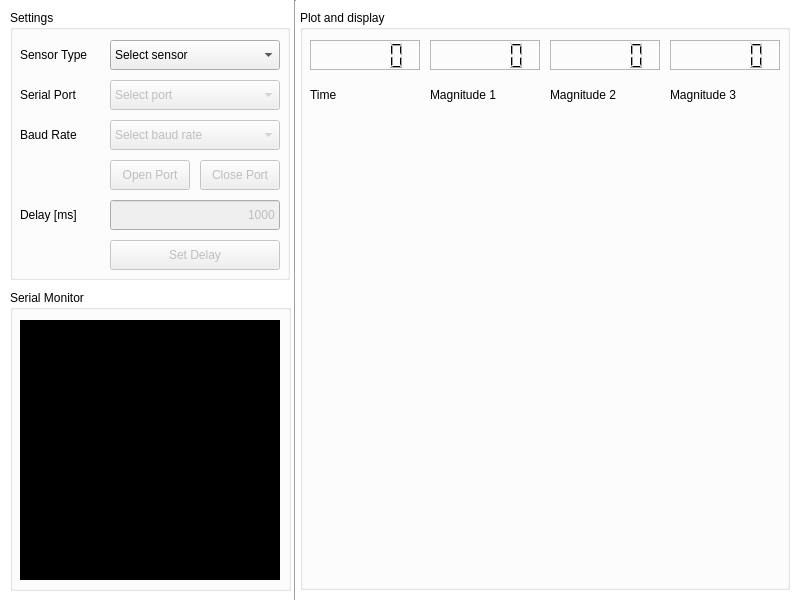
This is ArduinoSerialMonitor/asm_gui.ui in zodiacfireworks/arduino-serial-monitor as Qt 5 draws it before an edit. The edited form follows.
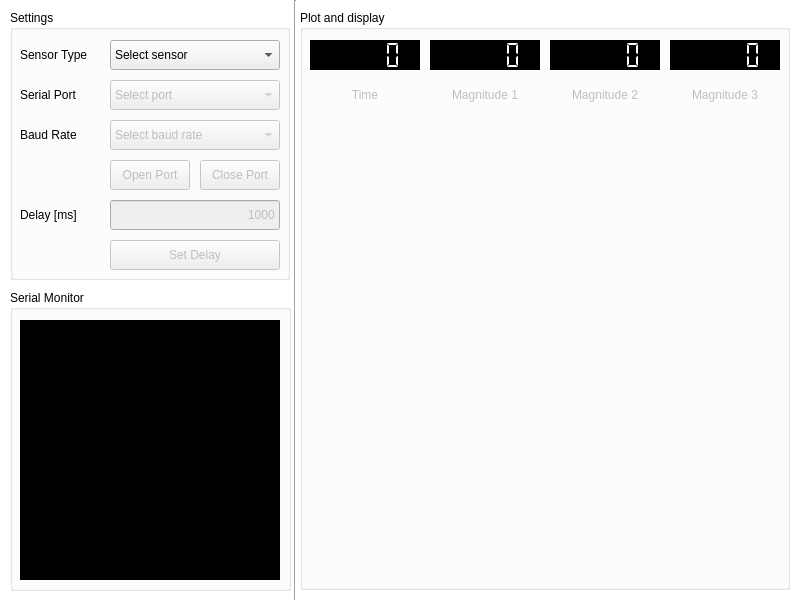
This is the edited form.

```diff
--- a/ArduinoSerialMonitor/asm_gui.ui
+++ b/ArduinoSerialMonitor/asm_gui.ui
@@ -24,7 +24,10 @@
   </property>
   <property name="font">
    <font>
+    <family>Roboto</family>
     <pointsize>10</pointsize>
+    <weight>75</weight>
+    <bold>true</bold>
    </font>
   </property>
   <property name="cursor">
@@ -394,6 +397,9 @@
      </layout>
     </widget>
     <widget class="QLCDNumber" name="LDCTime">
+     <property name="enabled">
+      <bool>false</bool>
+     </property>
      <property name="geometry">
       <rect>
        <x>10</x>
@@ -405,23 +411,35 @@
      <property name="autoFillBackground">
       <bool>false</bool>
      </property>
+     <property name="styleSheet">
+      <string notr="true">QLCDNumber {
+	background-color: #000000;
+	color: #FFFFFF;
+}</string>
+     </property>
      <property name="frameShape">
-      <enum>QFrame::StyledPanel</enum>
+      <enum>QFrame::NoFrame</enum>
      </property>
      <property name="frameShadow">
-      <enum>QFrame::Sunken</enum>
+      <enum>QFrame::Plain</enum>
      </property>
      <property name="lineWidth">
-      <number>1</number>
+      <number>0</number>
      </property>
      <property name="smallDecimalPoint">
-      <bool>true</bool>
+      <bool>false</bool>
+     </property>
+     <property name="segmentStyle">
+      <enum>QLCDNumber::Flat</enum>
      </property>
      <property name="value" stdset="0">
       <double>0.000000000000000</double>
      </property>
     </widget>
     <widget class="QLabel" name="LBLTime">
+     <property name="enabled">
+      <bool>false</bool>
+     </property>
      <property name="geometry">
       <rect>
        <x>10</x>
@@ -433,8 +451,14 @@
      <property name="text">
       <string>Time</string>
      </property>
+     <property name="alignment">
+      <set>Qt::AlignCenter</set>
+     </property>
     </widget>
     <widget class="QLCDNumber" name="LCDMagnitude1">
+     <property name="enabled">
+      <bool>false</bool>
+     </property>
      <property name="geometry">
       <rect>
        <x>130</x>
@@ -446,20 +470,32 @@
      <property name="autoFillBackground">
       <bool>false</bool>
      </property>
+     <property name="styleSheet">
+      <string notr="true">QLCDNumber {
+	background-color: #000000;
+	color: #FFFFFF;
+}</string>
+     </property>
      <property name="frameShape">
-      <enum>QFrame::StyledPanel</enum>
+      <enum>QFrame::NoFrame</enum>
      </property>
      <property name="frameShadow">
-      <enum>QFrame::Sunken</enum>
+      <enum>QFrame::Plain</enum>
      </property>
      <property name="lineWidth">
-      <number>1</number>
+      <number>0</number>
      </property>
      <property name="smallDecimalPoint">
-      <bool>true</bool>
+      <bool>false</bool>
+     </property>
+     <property name="segmentStyle">
+      <enum>QLCDNumber::Flat</enum>
      </property>
     </widget>
     <widget class="QLabel" name="LBLMagnitude1">
+     <property name="enabled">
+      <bool>false</bool>
+     </property>
      <property name="geometry">
       <rect>
        <x>130</x>
@@ -471,8 +507,14 @@
      <property name="text">
       <string>Magnitude 1</string>
      </property>
+     <property name="alignment">
+      <set>Qt::AlignCenter</set>
+     </property>
     </widget>
     <widget class="QLCDNumber" name="LCDMagnitude2">
+     <property name="enabled">
+      <bool>false</bool>
+     </property>
      <property name="geometry">
       <rect>
        <x>250</x>
@@ -484,20 +526,32 @@
      <property name="autoFillBackground">
       <bool>false</bool>
      </property>
+     <property name="styleSheet">
+      <string notr="true">QLCDNumber {
+	background-color: #000000;
+	color: #FFFFFF;
+}</string>
+     </property>
      <property name="frameShape">
-      <enum>QFrame::StyledPanel</enum>
+      <enum>QFrame::NoFrame</enum>
      </property>
      <property name="frameShadow">
-      <enum>QFrame::Sunken</enum>
+      <enum>QFrame::Plain</enum>
      </property>
      <property name="lineWidth">
-      <number>1</number>
+      <number>0</number>
      </property>
      <property name="smallDecimalPoint">
-      <bool>true</bool>
+      <bool>false</bool>
+     </property>
+     <property name="segmentStyle">
+      <enum>QLCDNumber::Flat</enum>
      </property>
     </widget>
     <widget class="QLabel" name="LBLMagnitude2">
+     <property name="enabled">
+      <bool>false</bool>
+     </property>
      <property name="geometry">
       <rect>
        <x>250</x>
@@ -509,8 +563,14 @@
      <property name="text">
       <string>Magnitude 2</string>
      </property>
+     <property name="alignment">
+      <set>Qt::AlignCenter</set>
+     </property>
     </widget>
     <widget class="QLCDNumber" name="LCDMagnitude3">
+     <property name="enabled">
+      <bool>false</bool>
+     </property>
      <property name="geometry">
       <rect>
        <x>370</x>
@@ -522,20 +582,32 @@
      <property name="autoFillBackground">
       <bool>false</bool>
      </property>
+     <property name="styleSheet">
+      <string notr="true">QLCDNumber {
+	background-color: #000000;
+	color: #FFFFFF;
+}</string>
+     </property>
      <property name="frameShape">
-      <enum>QFrame::StyledPanel</enum>
+      <enum>QFrame::NoFrame</enum>
      </property>
      <property name="frameShadow">
-      <enum>QFrame::Sunken</enum>
+      <enum>QFrame::Plain</enum>
      </property>
      <property name="lineWidth">
-      <number>1</number>
+      <number>0</number>
      </property>
      <property name="smallDecimalPoint">
-      <bool>true</bool>
+      <bool>false</bool>
+     </property>
+     <property name="segmentStyle">
+      <enum>QLCDNumber::Flat</enum>
      </property>
     </widget>
     <widget class="QLabel" name="LBLMagnitude3">
+     <property name="enabled">
+      <bool>false</bool>
+     </property>
      <property name="geometry">
       <rect>
        <x>370</x>
@@ -547,6 +619,9 @@
      <property name="text">
       <string>Magnitude 3</string>
      </property>
+     <property name="alignment">
+      <set>Qt::AlignCenter</set>
+     </property>
     </widget>
    </widget>
    <widget class="QGroupBox" name="SerialConsolePanel">
```
Left out of the diff: 22 changed lines with no effect on the pictures.
